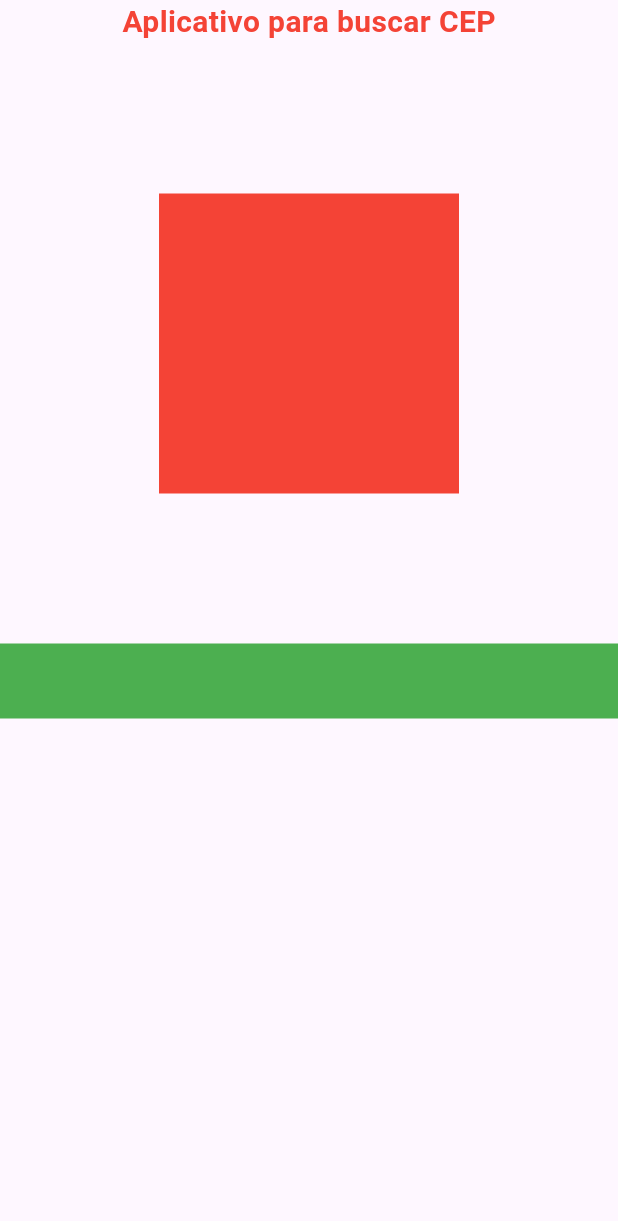
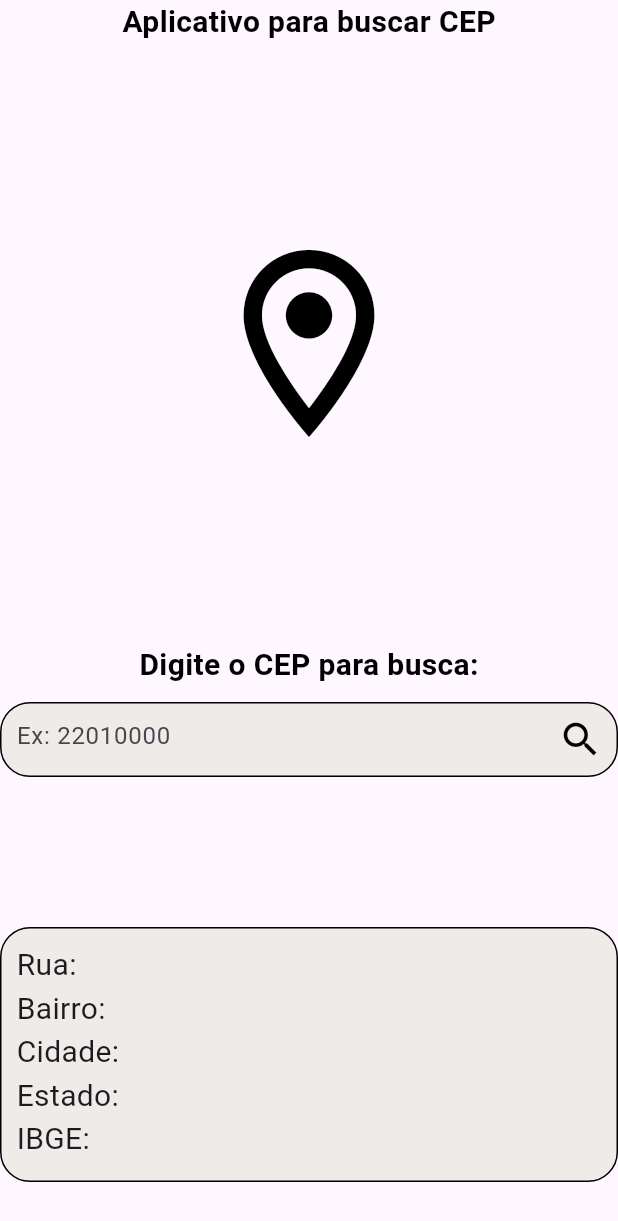
Before and after one commit to heitorhidalgo/aplicativo-viacep, a Flutter app: the screen it shows after launch, on a phone screen of 412 x 824 dp. Shown: the top 1221 px of the screen. Run offline on Flutter 3.47's test engine with Material 3 defaults, Android fonts, the phone set to English and light mode, and no system bars; our stand-ins replace get.

Commit message:
refactor: melhorias visuais

```diff
--- a/lib/busca_cep_page/busca_component.dart
+++ /dev/null
@@ -1,54 +0,0 @@
-import 'package:flutter/material.dart';
-
-import 'busca_controller.dart';
-
-mixin class BuscaPageComponent {
-  final BuscaPageController controller = BuscaPageController();
-
-  late Orientation orientacao;
-
-  initialize(BuildContext context) async {
-    controller.context = context;
-    this.orientacao = MediaQuery.of(context).orientation;
-  }
-
-  Widget body() {
-    return SafeArea(
-      child: Column(
-        children: [
-          Center(
-            heightFactor: 1,
-            child: Text(
-              'Aplicativo para buscar CEP',
-              style: TextStyle(
-                fontSize: 20,
-                color: Colors.red,
-                fontWeight: FontWeight.bold,
-              ),
-            ),
-          ),
-          Container(height: 100, width: 100),
-          Container(height: 200, width: 200, color: Colors.red),
-          Container(height: 100, width: 100),
-          Container(
-            child: Container(height: 50, width: 500, color: Colors.green),
-          ),
-        ],
-      ),
-    );
-  }
-
-  Widget campoImagemCEP() {
-    return Center(
-      child: Container(
-        width: orientacao == Orientation.portrait ? 100 : 100,
-        height: orientacao == Orientation.portrait ? 100 : 100,
-        color: Colors.red,
-      ),
-    );
-  }
-
-  Widget CampoDescricaoCEP() {
-    return Container(width: 300, height: 150, color: Colors.red);
-  }
-}
--- /dev/null
+++ b/lib/busca_page/busca_component.dart
@@ -0,0 +1,111 @@
+import 'package:flutter/material.dart';
+
+import 'busca_controller.dart';
+
+mixin class BuscaPageComponent {
+  final BuscaPageController controller = BuscaPageController();
+
+  late Orientation orientacao;
+
+  initialize(BuildContext context) async {
+    controller.context = context;
+    orientacao = MediaQuery.of(context).orientation;
+  }
+
+  Widget body() {
+    return SafeArea(
+      child: Column(
+        children: [
+          tituloTopo(),
+          SizedBox(height: orientacao == Orientation.portrait ? 100 : 50),
+          iconeCEP(),
+          SizedBox(height: orientacao == Orientation.portrait ? 100 : 50),
+          digiteCEP(),
+          SizedBox(height: orientacao == Orientation.portrait ? 10 : 5),
+          barraPesquisaCEP(),
+          SizedBox(height: orientacao == Orientation.portrait ? 100 : 50),
+          resultadoPesquisaCEP(),
+        ],
+      ),
+    );
+  }
+
+  Widget tituloTopo() {
+    return Center(
+      heightFactor: 1,
+      child: Text(
+        'Aplicativo para buscar CEP',
+        style: TextStyle(
+          fontSize: 20,
+          color: Colors.black,
+          fontWeight: FontWeight.bold,
+        ),
+      ),
+    );
+  }
+
+  Widget iconeCEP() {
+    return SizedBox(
+      height: 200,
+      width: 200,
+      child: Icon(Icons.location_on_outlined, color: Colors.black, size: 150),
+    );
+  }
+
+  Widget digiteCEP() {
+    return Text(
+      'Digite o CEP para busca:',
+      style: TextStyle(
+        fontSize: 20,
+        color: Colors.black,
+        fontWeight: FontWeight.bold,
+      ),
+    );
+  }
+
+  Widget barraPesquisaCEP() {
+    return Container(
+      height: 50,
+      width: 500,
+      decoration: BoxDecoration(
+        color: Colors.brown.shade50,
+        borderRadius: BorderRadius.circular(20),
+        border: Border.all(color: Colors.black),
+      ),
+      child: TextField(
+        decoration: InputDecoration(
+          hintText: 'Ex: 22010000',
+          border: InputBorder.none,
+          contentPadding: const EdgeInsets.symmetric(
+            horizontal: 10,
+            vertical: 10,
+          ),
+          suffixIcon: const Icon(Icons.search, color: Colors.black, size: 30),
+        ),
+      ),
+    );
+  }
+
+  Widget resultadoPesquisaCEP() {
+    return Container(
+      height: 170,
+      width: 500,
+      decoration: BoxDecoration(
+        color: Colors.brown.shade50,
+        borderRadius: BorderRadius.circular(20),
+        border: Border.all(color: Colors.black),
+      ),
+      child: Column(
+        crossAxisAlignment: CrossAxisAlignment.start,
+        children: [
+          Text('Rua:', style: TextStyle(fontSize: 20)),
+          Text('Bairro:', style: TextStyle(fontSize: 20)),
+          Text('Cidade:', style: TextStyle(fontSize: 20)),
+          Text('Estado:', style: TextStyle(fontSize: 20)),
+          Text('IBGE:', style: TextStyle(fontSize: 20)),
+        ],
+      ),
+      padding: EdgeInsets.only(left: 10, top: 10),
+    );
+  }
+}
--- a/lib/busca_cep_page/busca_page.dart
+++ b/lib/busca_page/busca_page.dart
@@ -1,4 +1,4 @@
-import 'package:aplicativo_viacep/busca_cep_page/busca_component.dart';
+import 'package:aplicativo_viacep/busca_page/busca_component.dart';
 import 'package:flutter/material.dart';
 
 class BuscaPage extends StatefulWidget with BuscaPageComponent {
--- a/lib/main.dart
+++ b/lib/main.dart
@@ -1,7 +1,7 @@
 import 'package:flutter/material.dart';
 import 'package:get/get_navigation/src/root/get_material_app.dart';
 
-import 'busca_cep_page/busca_page.dart';
+import 'busca_page/busca_page.dart';
 
 void main() {
   runApp(const MyApp());
--- /dev/null
+++ b/lib/widgets/dados_busca.dart
@@ -0,0 +1,10 @@
+class DadosBusca {
+  final double cep;
+  final String rua;
+  final String bairro;
+  final String cidade;
+  final String uf;
+  final double ibge;
+
+  DadosBusca(this.cep, this.rua, this.bairro, this.cidade, this.uf, this.ibge);
+}
```
Also changed, not shown: lib/busca_page/busca_controller.dart (renamed from lib/busca_cep_page/busca_controller.dart).
